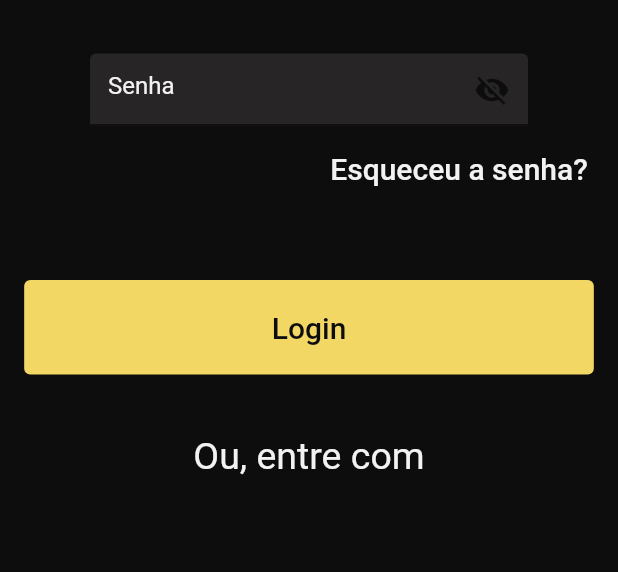
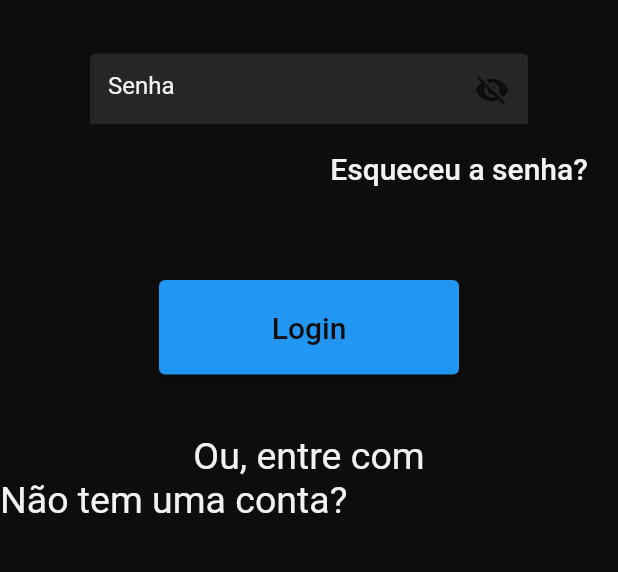
Before and after one commit to celestinhodev/projeto_integrador, a Flutter app: the screen it shows after launch, on a phone screen of 412 x 824 dp, the part 371-943 px from its top. Run offline on Flutter 3.47's test engine with Material 2 defaults, Android fonts, the phone set to English and light mode, and no system bars; our stand-ins replace carousel_slider; missing offline and left inert: dart:html.

Commit message:
25/08 v1

```diff
--- a/pi/lib/pages/login.dart
+++ b/pi/lib/pages/login.dart
@@ -10,7 +10,7 @@ class Login extends StatefulWidget {
 }
 
 class _LoginState extends State<Login> {
-  bool _senhaVisivel = false;
+  bool _senhaLogin = false;
 
   @override
   Widget build(BuildContext context) {
@@ -39,7 +39,7 @@ class _LoginState extends State<Login> {
             Padding(
               padding: const EdgeInsets.fromLTRB(60, 0, 60, 5),
               child: TextField(
-                obscureText: !_senhaVisivel,
+                obscureText: !_senhaLogin,
                 decoration: InputDecoration(
                   hintText: 'Senha',
                   hintStyle: const TextStyle(color: paletteWhite),
@@ -48,13 +48,11 @@ class _LoginState extends State<Login> {
                   suffixIcon: GestureDetector(
                     onTap: () {
                       setState(() {
-                        _senhaVisivel = !_senhaVisivel;
+                        _senhaLogin = !_senhaLogin;
                       });
                     },
                     child: Icon(
-                      _senhaVisivel
-                          ? Icons.visibility
-                          : Icons.visibility_off,
+                      _senhaLogin ? Icons.visibility : Icons.visibility_off,
                       color: paletteBlack,
                     ),
                   ),
@@ -62,38 +60,35 @@ class _LoginState extends State<Login> {
               ),
             ),
             //////////////Esqueceu a senha///////////////////////////
-            Padding(padding: const EdgeInsets.fromLTRB(200, 0, 0, 0),
+            Padding(
+              padding: const EdgeInsets.fromLTRB(200, 0, 0, 0),
               child: TextButton(
                 style: TextButton.styleFrom(
                   //cor do foregroud
                   foregroundColor: paletteWhite,
                 ),
-
                 onPressed: () {
                   //logica aqui
                 },
                 child: const Text(
                   'Esqueceu a senha?',
                   style: TextStyle(
-                    fontSize: 20
+                    fontSize: 20,
                   ),
                 ),
               ),
             ),
             const SizedBox(height: 50),
             ///////////////Botão login////////////////
-            TextButton(
-              style: TextButton.styleFrom(
-              //cor do foregroud
+            Container(
+              width: 200,
+              child: ElevatedButton(
+                style: ElevatedButton.styleFrom(
                   foregroundColor: paletteBlack,
-                //cor do background
-                backgroundColor: paletteYellow2,
-                //Espaçamento dentro do botão
-                padding:
-                const EdgeInsets.symmetric(
-                  horizontal: 165,
-                  vertical: 20
-                  )
+                  padding: const EdgeInsets.symmetric(
+                    horizontal: 16,
+                    vertical: 20,
+                  ),
                 ),
                 onPressed: () {
                   //logica aqui
@@ -101,7 +96,8 @@ class _LoginState extends State<Login> {
                 child: const Text(
                   'Login',
                   style: TextStyle(
-                  fontSize: 20
+                    fontSize: 20,
+                  ),
                 ),
               ),
             ),
@@ -110,9 +106,20 @@ class _LoginState extends State<Login> {
               'Ou, entre com',
               style: TextStyle(
                 color: paletteWhite,
-                fontSize: 25
+                fontSize: 25,
               ),
-            )
+            ),
+            Row(
+              children: const [
+                Text(
+                  'Não tem uma conta?',
+                  style: TextStyle(
+                    color: paletteWhite,
+                    fontSize: 25,
+                  ),
+                ),
+              ],
+            ),
           ],
         ),
       ),
```
Also changed, not shown: pi/lib/components/register_template.dart (added, +30 -0 lines). Lines whose indentation alone changed are shown as unchanged.
